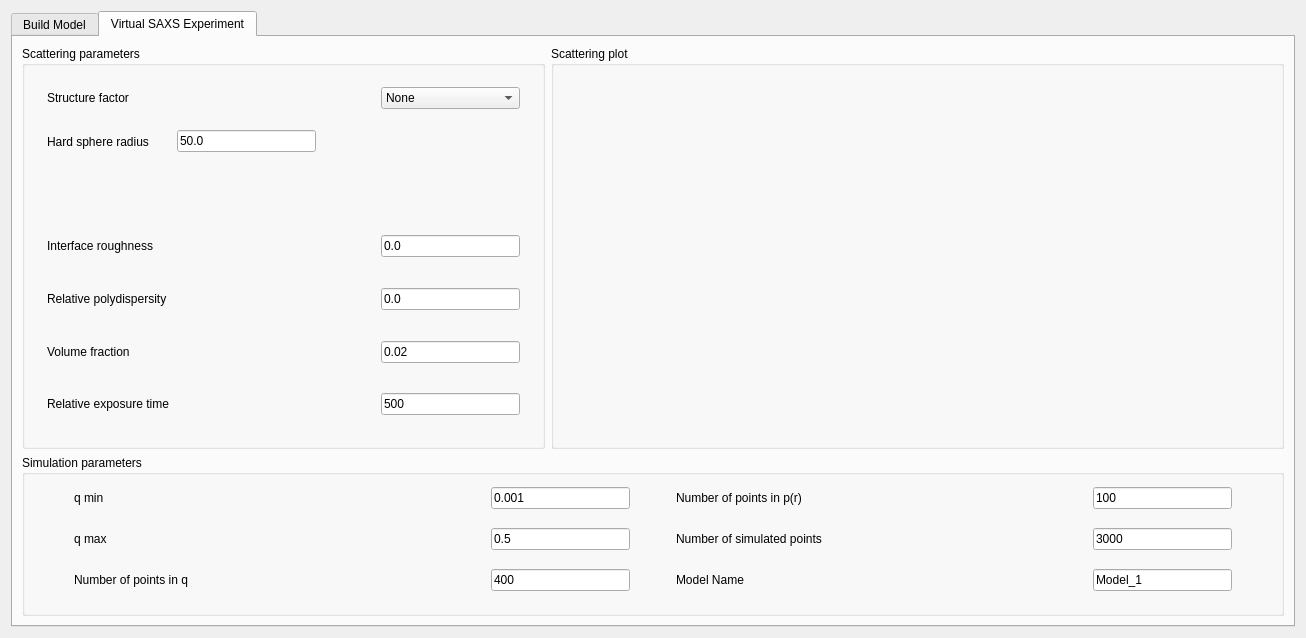
The window that src/sas/qtgui/Calculators/Shape2SAS/UI/DesignWindowUI.ui (SasView/sasview) describes before a commit, drawn with Qt 5.
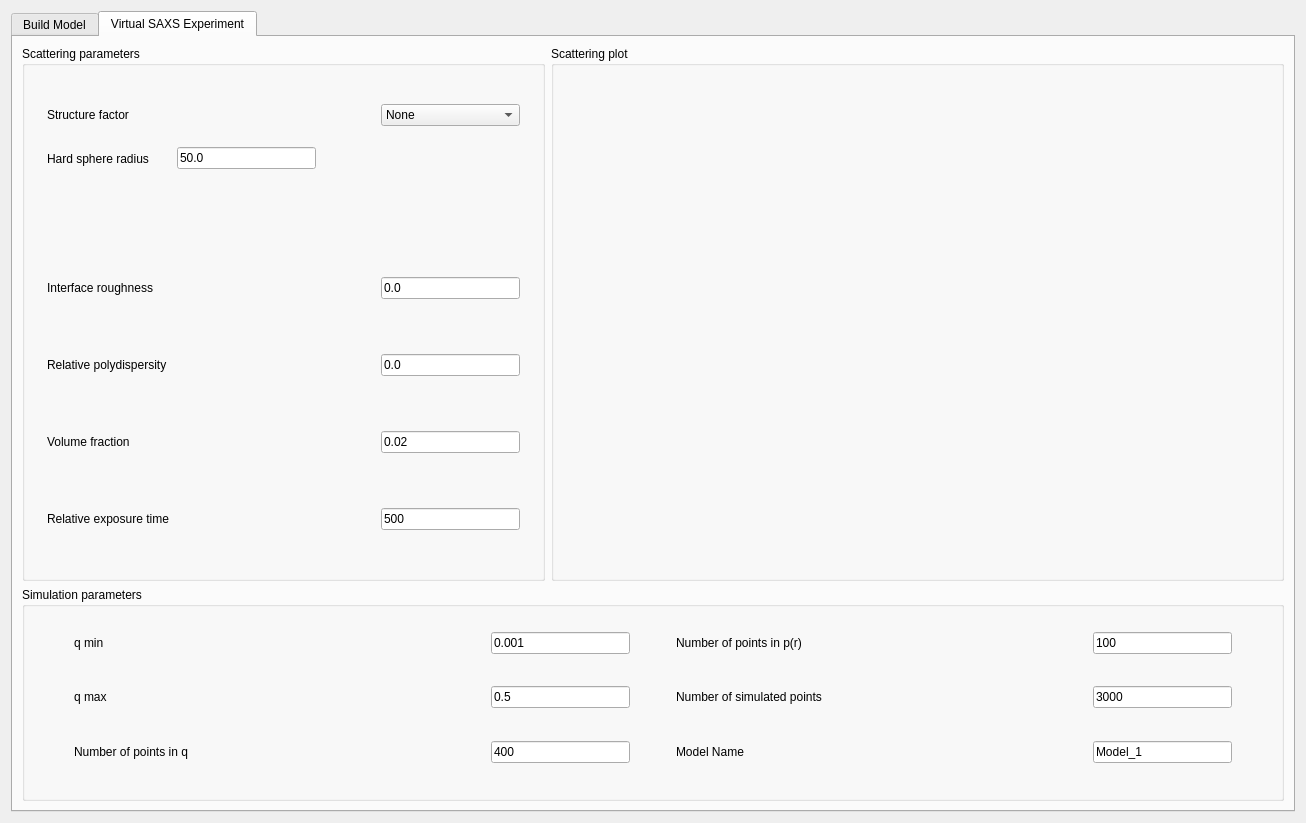
The same window after the commit. The open tabs and pages were chosen to show the change.

Commit message: Increase base height of the Shape2SAS window to ensure all labels are visible

The edit to the form file:
```diff
--- a/src/sas/qtgui/Calculators/Shape2SAS/UI/DesignWindowUI.ui
+++ b/src/sas/qtgui/Calculators/Shape2SAS/UI/DesignWindowUI.ui
@@ -7,7 +7,7 @@
     <x>0</x>
     <y>0</y>
     <width>1306</width>
-    <height>638</height>
+    <height>823</height>
    </rect>
   </property>
   <property name="windowTitle">
@@ -51,6 +51,9 @@
            <layout class="QGridLayout" name="gridLayout_6">
             <item row="0" column="1">
              <spacer name="verticalSpacer_9">
+              <property name="orientation">
+               <enum>Qt::Vertical</enum>
+              </property>
               <property name="sizeHint" stdset="0">
                <size>
                 <width>20</width>
@@ -61,6 +64,9 @@
             </item>
             <item row="4" column="1">
              <spacer name="verticalSpacer_8">
+              <property name="orientation">
+               <enum>Qt::Vertical</enum>
+              </property>
               <property name="sizeHint" stdset="0">
                <size>
                 <width>20</width>
@@ -71,6 +77,9 @@
             </item>
             <item row="2" column="1">
              <spacer name="verticalSpacer_7">
+              <property name="orientation">
+               <enum>Qt::Vertical</enum>
+              </property>
               <property name="sizeHint" stdset="0">
                <size>
                 <width>20</width>
@@ -387,6 +396,9 @@
             </item>
             <item row="1" column="4">
              <spacer name="horizontalSpacer_7">
+              <property name="orientation">
+               <enum>Qt::Vertical</enum>
+              </property>
               <property name="sizeHint" stdset="0">
                <size>
                 <width>40</width>
@@ -397,6 +409,9 @@
             </item>
             <item row="1" column="0">
              <spacer name="horizontalSpacer">
+              <property name="orientation">
+               <enum>Qt::Vertical</enum>
+              </property>
               <property name="sizeHint" stdset="0">
                <size>
                 <width>40</width>
@@ -407,6 +422,9 @@
             </item>
             <item row="1" column="2">
              <spacer name="horizontalSpacer_5">
+              <property name="orientation">
+               <enum>Qt::Vertical</enum>
+              </property>
               <property name="sizeHint" stdset="0">
                <size>
                 <width>40</width>
@@ -417,6 +435,9 @@
             </item>
             <item row="6" column="1">
              <spacer name="verticalSpacer_10">
+              <property name="orientation">
+               <enum>Qt::Vertical</enum>
+              </property>
               <property name="sizeHint" stdset="0">
                <size>
                 <width>20</width>
@@ -446,6 +467,9 @@
            <layout class="QGridLayout" name="gridLayout_4">
             <item row="11" column="1">
              <spacer name="verticalSpacer">
+              <property name="orientation">
+               <enum>Qt::Vertical</enum>
+              </property>
               <property name="sizeHint" stdset="0">
                <size>
                 <width>20</width>
@@ -456,6 +480,9 @@
             </item>
             <item row="0" column="0">
              <spacer name="horizontalSpacer_11">
+              <property name="orientation">
+               <enum>Qt::Vertical</enum>
+              </property>
               <property name="sizeHint" stdset="0">
                <size>
                 <width>13</width>
@@ -532,6 +559,9 @@
             </item>
             <item row="0" column="1">
              <spacer name="verticalSpacer_2">
+              <property name="orientation">
+               <enum>Qt::Vertical</enum>
+              </property>
               <property name="sizeHint" stdset="0">
                <size>
                 <width>20</width>
@@ -542,6 +572,9 @@
             </item>
             <item row="7" column="1">
              <spacer name="verticalSpacer_5">
+              <property name="orientation">
+               <enum>Qt::Vertical</enum>
+              </property>
               <property name="sizeHint" stdset="0">
                <size>
                 <width>266</width>
@@ -595,6 +628,9 @@
               </item>
               <item>
                <spacer name="horizontalSpacer_8">
+                <property name="orientation">
+                 <enum>Qt::Vertical</enum>
+                </property>
                 <property name="sizeHint" stdset="0">
                  <size>
                   <width>0</width>
@@ -607,6 +643,9 @@
             </item>
             <item row="0" column="2">
              <spacer name="horizontalSpacer_12">
+              <property name="orientation">
+               <enum>Qt::Vertical</enum>
+              </property>
               <property name="sizeHint" stdset="0">
                <size>
                 <width>13</width>
@@ -660,6 +699,9 @@
               </item>
               <item>
                <spacer name="horizontalSpacer_10">
+                <property name="orientation">
+                 <enum>Qt::Vertical</enum>
+                </property>
                 <property name="sizeHint" stdset="0">
                  <size>
                   <width>0</width>
@@ -672,6 +714,9 @@
             </item>
             <item row="3" column="1">
              <spacer name="verticalSpacer_3">
+              <property name="orientation">
+               <enum>Qt::Vertical</enum>
+              </property>
               <property name="sizeHint" stdset="0">
                <size>
                 <width>266</width>
@@ -737,6 +782,9 @@
               </item>
               <item>
                <spacer name="horizontalSpacer_4">
+                <property name="orientation">
+                 <enum>Qt::Vertical</enum>
+                </property>
                 <property name="sizeHint" stdset="0">
                  <size>
                   <width>0</width>
@@ -798,6 +846,9 @@
               </item>
               <item>
                <spacer name="horizontalSpacer_6">
+                <property name="orientation">
+                 <enum>Qt::Vertical</enum>
+                </property>
                 <property name="sizeHint" stdset="0">
                  <size>
                   <width>0</width>
@@ -895,6 +946,9 @@
                  </item>
                  <item>
                   <spacer name="horizontalSpacer_3">
+                   <property name="orientation">
+                    <enum>Qt::Vertical</enum>
+                   </property>
                    <property name="sizeHint" stdset="0">
                     <size>
                      <width>0</width>
@@ -1098,6 +1152,9 @@
             </item>
             <item row="9" column="1">
              <spacer name="verticalSpacer_6">
+              <property name="orientation">
+               <enum>Qt::Vertical</enum>
+              </property>
               <property name="sizeHint" stdset="0">
                <size>
                 <width>266</width>
@@ -1108,6 +1165,9 @@
             </item>
             <item row="5" column="1">
              <spacer name="verticalSpacer_4">
+              <property name="orientation">
+               <enum>Qt::Vertical</enum>
+              </property>
               <property name="sizeHint" stdset="0">
                <size>
                 <width>266</width>
```
Left out of the diff: 2 changed lines with no effect on the pictures.
